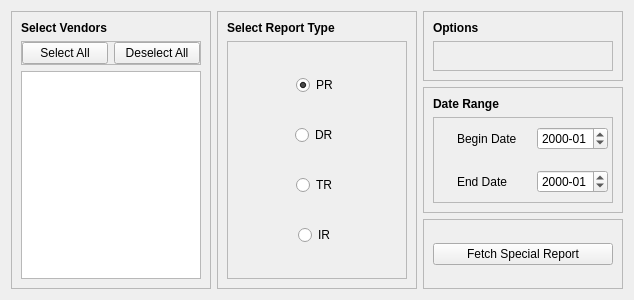
CS-4820-Library-Project/COUNTER-5-Report-Tool-2020-5.0, file ui/FetchSpecialReportsTab.ui: the form before one commit.
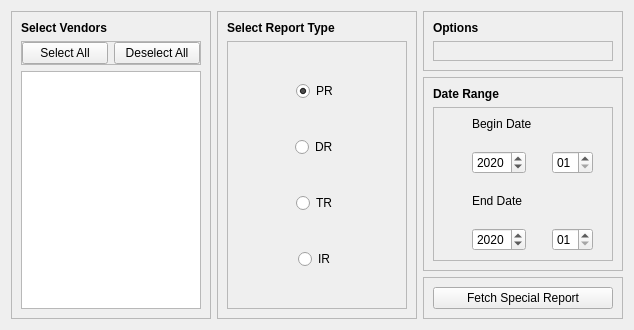
The form after the commit.

Commit message: Updated FetchSpecialReportsTab.py to work with new year-month selectors

Patch:
```diff
--- a/ui/FetchSpecialReportsTab.ui
+++ b/ui/FetchSpecialReportsTab.ui
@@ -7,7 +7,7 @@
     <x>0</x>
     <y>0</y>
     <width>630</width>
-    <height>300</height>
+    <height>317</height>
    </rect>
   </property>
   <property name="windowTitle">
@@ -281,6 +281,12 @@
          </item>
          <item>
           <widget class="QFrame" name="frame_31">
+           <property name="maximumSize">
+            <size>
+             <width>362</width>
+             <height>230</height>
+            </size>
+           </property>
            <property name="frameShape">
             <enum>QFrame::StyledPanel</enum>
            </property>
@@ -304,24 +310,58 @@
               </property>
              </widget>
             </item>
-            <item row="1" column="0">
+            <item row="2" column="0">
              <widget class="QLabel" name="label_23">
               <property name="text">
                <string>End Date</string>
               </property>
              </widget>
             </item>
-            <item row="0" column="1">
-             <widget class="QDateEdit" name="begin_date_edit_special">
+            <item row="1" column="0">
+             <widget class="QDateEdit" name="begin_date_edit_special_year">
+              <property name="dateTime">
+               <datetime>
+                <hour>0</hour>
+                <minute>0</minute>
+                <second>0</second>
+                <year>2020</year>
+                <month>1</month>
+                <day>1</day>
+               </datetime>
+              </property>
               <property name="displayFormat">
-               <string>yyyy-MM</string>
+               <string>yyyy</string>
               </property>
              </widget>
             </item>
             <item row="1" column="1">
              <widget class="QDateEdit" name="end_date_edit_special">
               <property name="displayFormat">
-               <string>yyyy-MM</string>
+               <string>MM</string>
+              </property>
+             </widget>
+            </item>
+            <item row="3" column="0">
+             <widget class="QDateEdit" name="end_date_edit_special_year">
+              <property name="dateTime">
+               <datetime>
+                <hour>0</hour>
+                <minute>0</minute>
+                <second>0</second>
+                <year>2020</year>
+                <month>1</month>
+                <day>1</day>
+               </datetime>
+              </property>
+              <property name="displayFormat">
+               <string>yyyy</string>
+              </property>
+             </widget>
+            </item>
+            <item row="3" column="1">
+             <widget class="QDateEdit" name="end_date_edit_special_month">
+              <property name="displayFormat">
+               <string>MM</string>
               </property>
              </widget>
             </item>
```
Left out of the diff: 4 changed lines with no effect on the pictures. The commit also changes 1 other file.
